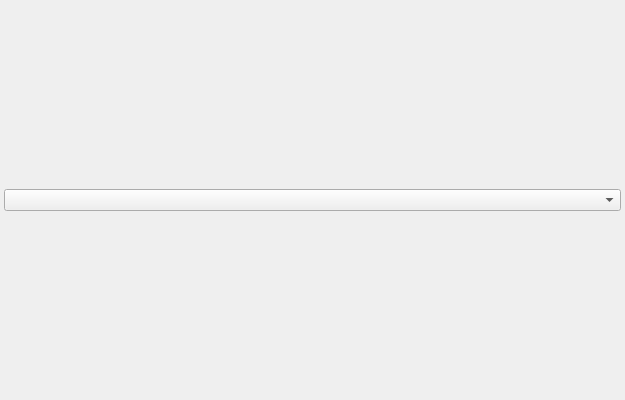
This is source/cppview.ui in pionere/d1-graphics-tool as Qt 5 draws it before an edit. The edited form follows.
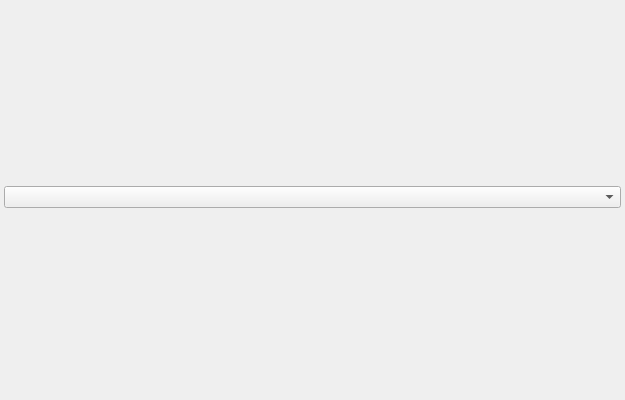
This is the edited form.

What changed in the file:
```diff
--- a/source/cppview.ui
+++ b/source/cppview.ui
@@ -28,6 +28,13 @@
      <layout class="QGridLayout"/>
     </widget>
    </item>
+   <item>
+    <spacer>
+     <property name="orientation">
+      <enum>Qt::Vertical</enum>
+     </property>
+    </spacer>
+   </item>
   </layout>
  </widget>
  <layoutdefault spacing="4" margin="4"/>
```
